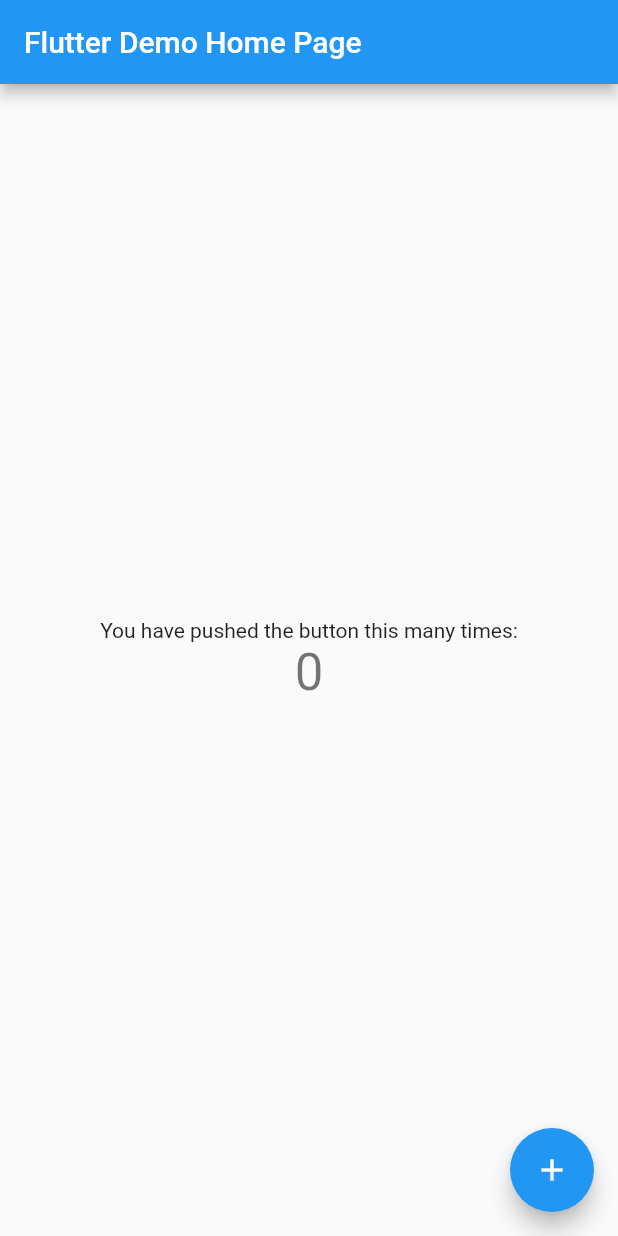
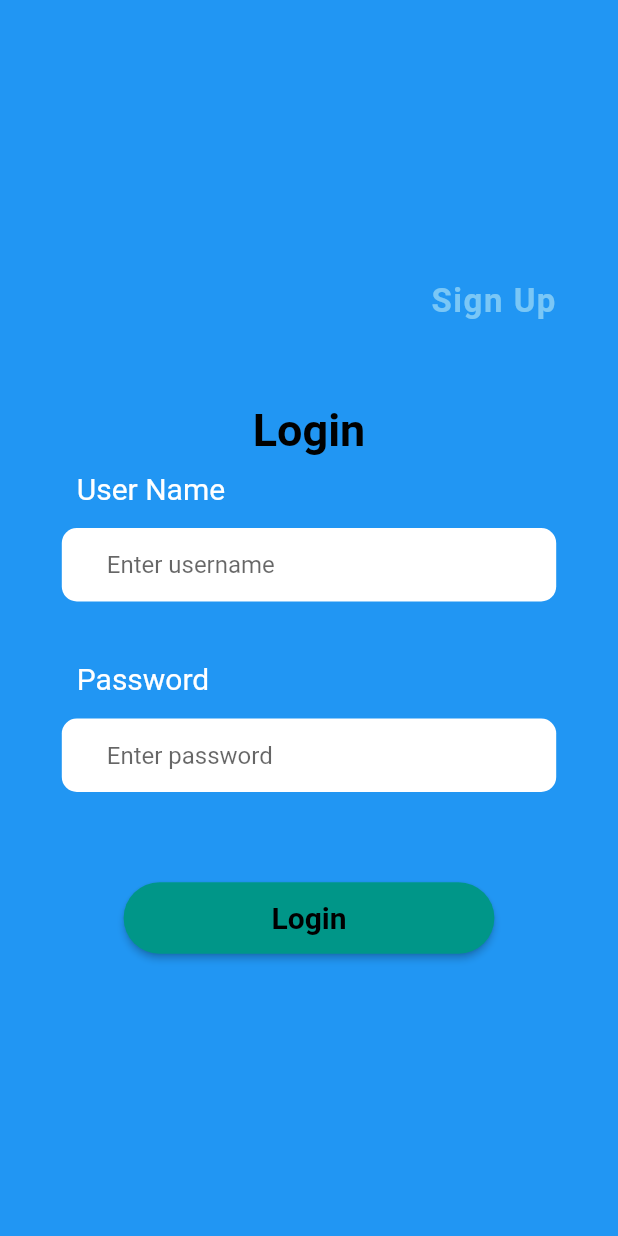
Before and after one commit to maneeshalakshani/Construction_Site, a Flutter app: the screen it shows after launch, on a phone screen of 412 x 824 dp. Run offline on Flutter 3.47's test engine with Material 2 defaults, Android fonts, the light colour scheme and no system bars; our stand-ins replace auto_route, mobx; generated files the repository leaves out were written again.

Commit message:
feat: Mobile App's Login/ SignUp UI

```diff
--- /dev/null
+++ b/app/lib/common_widgets/buttons/round_button.dart
@@ -0,0 +1,32 @@
+import 'package:flutter/material.dart';
+
+Widget roundButton({
+  required double width,
+  Color? btnColor,
+  required var onPressed,
+  required String title,
+  double? topMargin,
+}){
+  return Container(
+    margin: EdgeInsets.only(top: topMargin ?? 0),
+    width: width*0.6,
+    child: ElevatedButton(
+      onPressed: (){
+        onPressed();
+      },
+      style: ElevatedButton.styleFrom(
+        primary: btnColor ?? Colors.teal,
+        padding: EdgeInsets.symmetric(horizontal: width*0.2, vertical: width*0.03),
+        shape: StadiumBorder(),
+      ),
+      child: Text(
+        title,
+        style: TextStyle(
+            color: Colors.black,
+            fontWeight: FontWeight.bold,
+            fontSize: 20
+        ),
+      ),
+    ),
+  );
+}
--- /dev/null
+++ b/app/lib/common_widgets/text_field/text_field_widget.dart
@@ -0,0 +1,85 @@
+import 'package:app/common_widgets/text_field/text_state.dart';
+import 'package:flutter/material.dart';
+
+Widget textField({
+  required String initialValue,
+  required void Function(String)? onChanged,
+  required String? Function(String?)? validator,
+  required String label,
+  required String hintText,
+  required BuildContext context,
+}){
+  double paddingTop = 10;
+  double paddingBottom = 30;
+  Color fillColor = Colors.white;
+  Color labelColor = Colors.white;
+  TextState state = TextState();
+
+  return Container(
+      padding: EdgeInsets.only(top: paddingTop, bottom: paddingBottom),
+      child: Column(
+        crossAxisAlignment: CrossAxisAlignment.start,
+        children: [
+          Padding(
+            padding: const EdgeInsets.only(bottom: 15.0, left: 10),
+            child: Text(
+              label,
+              style: TextStyle(
+                color: labelColor,
+                fontSize: 20,
+              ),
+            ),
+          ),
+          TextFormField(
+            initialValue: initialValue,
+            onChanged: onChanged,
+            validator: validator,
+            obscureText: state.obscureText,
+            decoration: InputDecoration(
+              // label: Text(label),
+              // labelStyle: TextStyle(
+              //   color: labelColor,
+              // ),
+              filled: true,
+              fillColor: fillColor,
+              hintText: hintText,
+              focusedBorder: const OutlineInputBorder(
+                borderRadius: BorderRadius.all(Radius.circular(10.0)),
+                borderSide: BorderSide(
+                  color: Colors.black,
+                ),
+              ),
+              border: const OutlineInputBorder(
+                borderRadius: BorderRadius.all(Radius.circular(10.0)),
+              ),
+              enabledBorder: const OutlineInputBorder(
+                borderRadius: BorderRadius.all(Radius.circular(10.0)),
+                borderSide: BorderSide(
+                  color: Colors.transparent,
+                ),
+              ),
+              contentPadding:
+              const EdgeInsets.symmetric(horizontal: 30.0, vertical: 15.0),
+              suffixIcon: passwordViewIcon(state, context),
+            ),
+          ),
+        ],
+      ));
+}
+
+
+Widget? passwordViewIcon(
+    TextState state, BuildContext context) {
+  if (state.isPassword) {
+    return GestureDetector(
+        onTap: () {
+          state.setObscureText();
+        },
+        child: Icon(
+          state.obscureText == true ? Icons.visibility : Icons.visibility_off,
+          color: Color(0xFFAA6619),
+        ));
+  } else {
+    return null;
+  }
+}
--- /dev/null
+++ b/app/lib/constants.dart
@@ -0,0 +1,6 @@
+import 'package:flutter/material.dart';
+
+class AppConstants{
+  MaterialColor backgroundColor = Colors.blue;
+  Color linkColor = Color(0xFF7AC7F6);
+}
--- a/app/lib/main.dart
+++ b/app/lib/main.dart
@@ -1,115 +1,11 @@
+import 'package:app/routes/routes.gr.dart';
 import 'package:flutter/material.dart';
 
-void main() {
-  runApp(const MyApp());
-}
+final _appRouter = AppRouter();
 
-class MyApp extends StatelessWidget {
-  const MyApp({super.key});
+void main() => runApp(MaterialApp.router(
+  debugShowCheckedModeBanner: false, //remove debug_banner
 
-  // This widget is the root of your application.
-  @override
-  Widget build(BuildContext context) {
-    return MaterialApp(
-      title: 'Flutter Demo',
-      theme: ThemeData(
-        // This is the theme of your application.
-        //
-        // Try running your application with "flutter run". You'll see the
-        // application has a blue toolbar. Then, without quitting the app, try
-        // changing the primarySwatch below to Colors.green and then invoke
-        // "hot reload" (press "r" in the console where you ran "flutter run",
-        // or simply save your changes to "hot reload" in a Flutter IDE).
-        // Notice that the counter didn't reset back to zero; the application
-        // is not restarted.
-        primarySwatch: Colors.blue,
-      ),
-      home: const MyHomePage(title: 'Flutter Demo Home Page'),
-    );
-  }
-}
-
-class MyHomePage extends StatefulWidget {
-  const MyHomePage({super.key, required this.title});
-
-  // This widget is the home page of your application. It is stateful, meaning
-  // that it has a State object (defined below) that contains fields that affect
-  // how it looks.
-
-  // This class is the configuration for the state. It holds the values (in this
-  // case the title) provided by the parent (in this case the App widget) and
-  // used by the build method of the State. Fields in a Widget subclass are
-  // always marked "final".
-
-  final String title;
-
-  @override
-  State<MyHomePage> createState() => _MyHomePageState();
-}
-
-class _MyHomePageState extends State<MyHomePage> {
-  int _counter = 0;
-
-  void _incrementCounter() {
-    setState(() {
-      // This call to setState tells the Flutter framework that something has
-      // changed in this State, which causes it to rerun the build method below
-      // so that the display can reflect the updated values. If we changed
-      // _counter without calling setState(), then the build method would not be
-      // called again, and so nothing would appear to happen.
-      _counter++;
-    });
-  }
-
-  @override
-  Widget build(BuildContext context) {
-    // This method is rerun every time setState is called, for instance as done
-    // by the _incrementCounter method above.
-    //
-    // The Flutter framework has been optimized to make rerunning build methods
-    // fast, so that you can just rebuild anything that needs updating rather
-    // than having to individually change instances of widgets.
-    return Scaffold(
-      appBar: AppBar(
-        // Here we take the value from the MyHomePage object that was created by
-        // the App.build method, and use it to set our appbar title.
-        title: Text(widget.title),
-      ),
-      body: Center(
-        // Center is a layout widget. It takes a single child and positions it
-        // in the middle of the parent.
-        child: Column(
-          // Column is also a layout widget. It takes a list of children and
-          // arranges them vertically. By default, it sizes itself to fit its
-          // children horizontally, and tries to be as tall as its parent.
-          //
-          // Invoke "debug painting" (press "p" in the console, choose the
-          // "Toggle Debug Paint" action from the Flutter Inspector in Android
-          // Studio, or the "Toggle Debug Paint" command in Visual Studio Code)
-          // to see the wireframe for each widget.
-          //
-          // Column has various properties to control how it sizes itself and
-          // how it positions its children. Here we use mainAxisAlignment to
-          // center the children vertically; the main axis here is the vertical
-          // axis because Columns are vertical (the cross axis would be
-          // horizontal).
-          mainAxisAlignment: MainAxisAlignment.center,
-          children: <Widget>[
-            const Text(
-              'You have pushed the button this many times:',
-            ),
-            Text(
-              '$_counter',
-              style: Theme.of(context).textTheme.headline4,
-            ),
-          ],
-        ),
-      ),
-      floatingActionButton: FloatingActionButton(
-        onPressed: _incrementCounter,
-        tooltip: 'Increment',
-        child: const Icon(Icons.add),
-      ), // This trailing comma makes auto-formatting nicer for build methods.
-    );
-  }
-}
+  routerDelegate: _appRouter.delegate(),
+  routeInformationParser: _appRouter.defaultRouteParser(),
+));
--- /dev/null
+++ b/app/lib/pages/login/login_view.dart
@@ -0,0 +1,89 @@
+import 'package:app/common_widgets/buttons/round_button.dart';
+import 'package:app/common_widgets/text_field/text_field_widget.dart';
+import 'package:app/constants.dart';
+import 'package:app/routes/routes.gr.dart';
+import 'package:auto_route/auto_route.dart';
+import 'package:flutter/material.dart';
+
+class LoginView extends StatefulWidget {
+  const LoginView({Key? key}) : super(key: key);
+
+  @override
+  _LoginViewState createState() => _LoginViewState();
+}
+
+class _LoginViewState extends State<LoginView> {
+  @override
+  Widget build(BuildContext context) {
+    double width = MediaQuery.of(context).size.width;
+
+    return Scaffold(
+      backgroundColor: AppConstants().backgroundColor,
+      body: Center(
+        child: SingleChildScrollView(
+          child: Container(
+            margin: EdgeInsets.symmetric(horizontal: width*0.1),
+            child: Column(
+              children: [
+                Row(
+                  mainAxisAlignment: MainAxisAlignment.end,
+                  children: [
+                    InkWell(
+                      onTap: (){
+                        context.router.push(SignUpRoute());
+                      },
+                      child: Text(
+                        'Sign Up',
+                        style: TextStyle(
+                          color: AppConstants().linkColor,
+                          fontSize: 22.0,
+                          fontWeight: FontWeight.bold,
+                          letterSpacing: 1.0,
+                        ),
+                      ),
+                    ),
+                  ],
+                ),
+                Padding(
+                  padding: const EdgeInsets.only(top: 55),
+                  child: Text(
+                    'Login',
+                    style: TextStyle(
+                        fontWeight: FontWeight.bold,
+                        fontSize: 30.0,
+                        color: Colors.black
+                    ),
+                  ),
+                ),
+                textField(
+                    label: 'User Name',
+                    onChanged: (String val){},
+                    initialValue: '',
+                    validator: (String? val){},
+                    hintText: 'Enter username',
+                    context: context
+                ),
+                textField(
+                    initialValue: '',
+                    onChanged: (String val){},
+                    validator: (String? val){},
+                    label: 'Password',
+                    hintText: 'Enter password',
+                    context: context
+                ),
+                roundButton(
+                    width: width,
+                    onPressed: (){
+                      //context.router.push(AdminTabControllerRoute());
+                    },
+                    title: 'Login',
+                    topMargin: 30.0
+                ),
+              ],
+            ),
+          ),
+        ),
+      ),
+    );
+  }
+}
--- a/app/pubspec.yaml
+++ b/app/pubspec.yaml
@@ -31,6 +31,10 @@
 dependencies:
   flutter:
     sdk: flutter
+  auto_route: ^5.0.1
+  auto_route_generator: ^5.0.2
+  mobx: ^2.0.7+5
+  flutter_mobx: ^2.0.6+1
 
 
   # The following adds the Cupertino Icons font to your application.
@@ -40,6 +44,8 @@
 dev_dependencies:
   flutter_test:
     sdk: flutter
+  build_runner: ^2.2.0
+  mobx_codegen: ^2.0.7
 
   # The "flutter_lints" package below contains a set of recommended lints to
   # encourage good coding practices. The lint set provided by the package is
```
Also changed, not shown: app/lib/common_widgets/text_field/text_state.dart (added, +23 -0 lines), app/lib/pages/register/register.dart (added, +95 -0 lines), app/lib/routes/routes.dart (added, +21 -0 lines), app/pubspec.lock, 2 other files.
